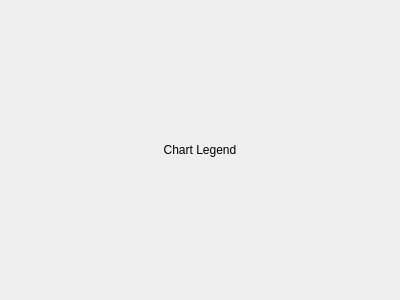
presstab/psscharts, file src/legendwidget.ui: the form before one commit.
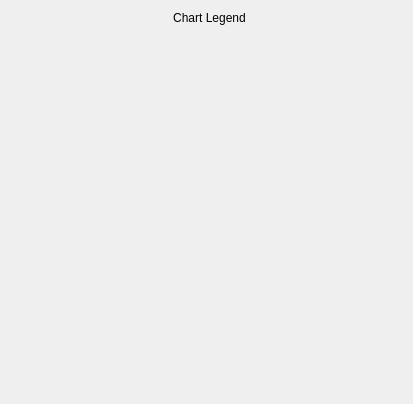
The form after the commit.

Commit message: Delete chart

What changed in the file:
```diff
--- a/src/legendwidget.ui
+++ b/src/legendwidget.ui
@@ -6,16 +6,16 @@
    <rect>
     <x>0</x>
     <y>0</y>
-    <width>400</width>
-    <height>300</height>
+    <width>413</width>
+    <height>404</height>
    </rect>
   </property>
   <property name="windowTitle">
    <string>Form</string>
   </property>
-  <layout class="QVBoxLayout" name="verticalLayout">
-   <item>
-    <widget class="QLabel" name="labelLegend">
+  <layout class="QFormLayout" name="formLayout">
+   <item row="0" column="1">
+    <widget class="QLabel" name="labelTitle">
      <property name="text">
       <string>Chart Legend</string>
      </property>
@@ -24,8 +24,8 @@
      </property>
     </widget>
    </item>
-   <item>
-    <layout class="QFormLayout" name="formLayout"/>
+   <item row="1" column="1">
+    <layout class="QFormLayout" name="formLayoutLabels"/>
    </item>
   </layout>
  </widget>
```
The commit also changes 2 other files.
